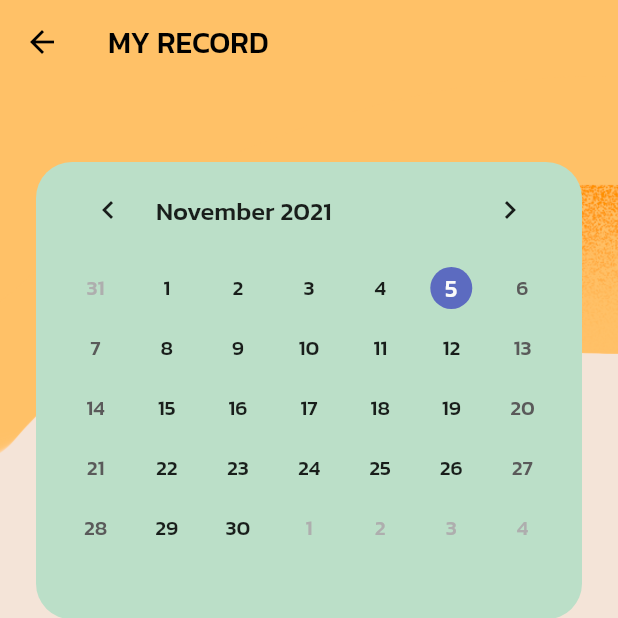
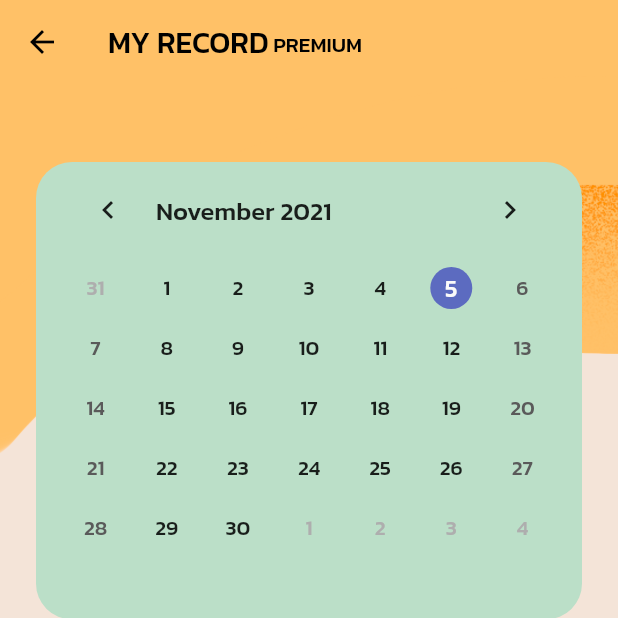
Before and after one commit to Food-Busters/food_busters, a Flutter app: the HealthStatusPage screen opened directly, on a phone screen of 412 x 824 dp, the top half of it. Run offline on Flutter 3.47's test engine with Material 2 defaults, Android fonts, the phone set to English and light mode, and no system bars; drawn by our look-alikes of pie_chart, table_calendar; our stand-ins replace camera, flutter_toggle_tab, form_field_validator, package_info_plus; generated files the repository leaves out were written again; network calls fail.

Commit message:
Misc Tweak

```diff
--- a/lib/main.dart
+++ b/lib/main.dart
@@ -6,7 +6,7 @@ import "package:flutter_localizations/flutter_localizations.dart";
 import "package:flutter_gen/gen_l10n/app_localizations.dart";
 
 // * BEGIN OF APP PROPS
-const appBranch = "HACK-RP";
+const appBranch = "HACK-GA";
 // * END OF APP PROPS
 
 void main() {
--- a/lib/views/home.dart
+++ b/lib/views/home.dart
@@ -150,8 +150,7 @@ class _HomePageState extends State<HomePage> {
                                 Navigator.push(
                                   context,
                                   MaterialPageRoute(
-                                    builder: (context) =>
-                                        const MyPoints(userID: "1234567890"),
+                                    builder: (context) => const MyPoints(),
                                   ),
                                 );
                               },
--- a/lib/views/points/exchange.dart
+++ b/lib/views/points/exchange.dart
@@ -11,10 +11,8 @@ import "package:food_busters/styles/styles.dart";
 import "package:food_busters/utils/string.dart";
 
 class ExchangePage extends StatefulWidget {
-  const ExchangePage({Key? key, required this.userID, this.searchQuery})
-      : super(key: key);
+  const ExchangePage({Key? key, this.searchQuery}) : super(key: key);
 
-  final String userID;
   final String? searchQuery;
 
   @override
--- a/lib/views/record/health_status.dart
+++ b/lib/views/record/health_status.dart
@@ -34,7 +34,15 @@ class _HealthStatusPageState extends State<HealthStatusPage> {
       backgroundColor: tan,
       extendBodyBehindAppBar: true,
       appBar: AppBar(
-        title: Text(text.my_record),
+        title: Row(
+          mainAxisAlignment: MainAxisAlignment.start,
+          crossAxisAlignment: CrossAxisAlignment.baseline,
+          textBaseline: TextBaseline.alphabetic,
+          children: [
+            Text(text.my_record),
+            const Text(" PREMIUM", style: TextStyle(fontSize: 14)),
+          ],
+        ),
         backgroundColor: Colors.transparent,
         elevation: 0,
       ),
--- a/lib/views/scan/recommend_food.dart
+++ b/lib/views/scan/recommend_food.dart
@@ -1,7 +1,7 @@
 import "package:flutter/material.dart";
 import "package:flutter_gen/gen_l10n/app_localizations.dart";
 import "package:food_busters/components/background.dart";
-import 'package:food_busters/components/green_leaves.dart';
+import "package:food_busters/components/green_leaves.dart";
 import "package:food_busters/data/dummy_restaurant.dart";
 import "package:food_busters/models/restaurant_menu.dart";
 
--- a/pubspec.yaml
+++ b/pubspec.yaml
@@ -15,7 +15,7 @@ publish_to: "none" # Remove this line if you wish to publish to pub.dev
 # In iOS, build-name is used as CFBundleShortVersionString while build-number used as CFBundleVersion.
 # Read more about iOS versioning at
 # https://developer.apple.com/library/archive/documentation/General/Reference/InfoPlistKeyReference/Articles/CoreFoundationKeys.html
-version: 1.0.260+2600000
+version: 1.0.262+2620000
 
 environment:
   sdk: ">=2.12.0 <3.0.0"
```
Also changed, not shown: lib/views/points/points.dart (+10 -7 lines), lib/views/record/record.dart (+10 -1 lines).
